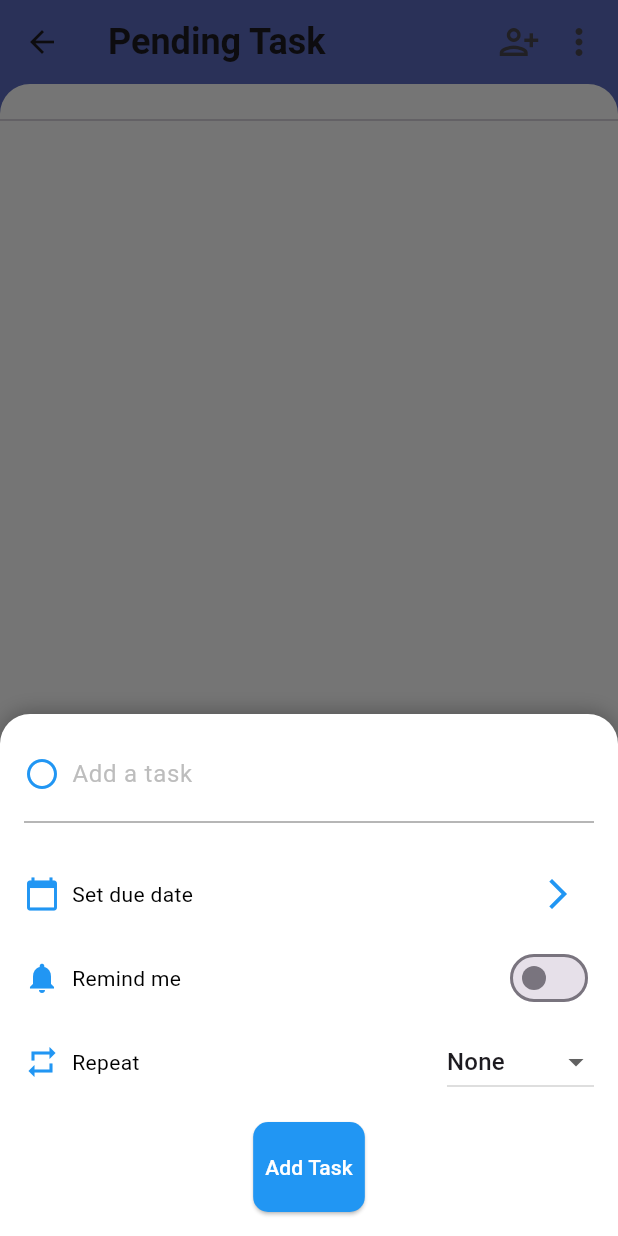
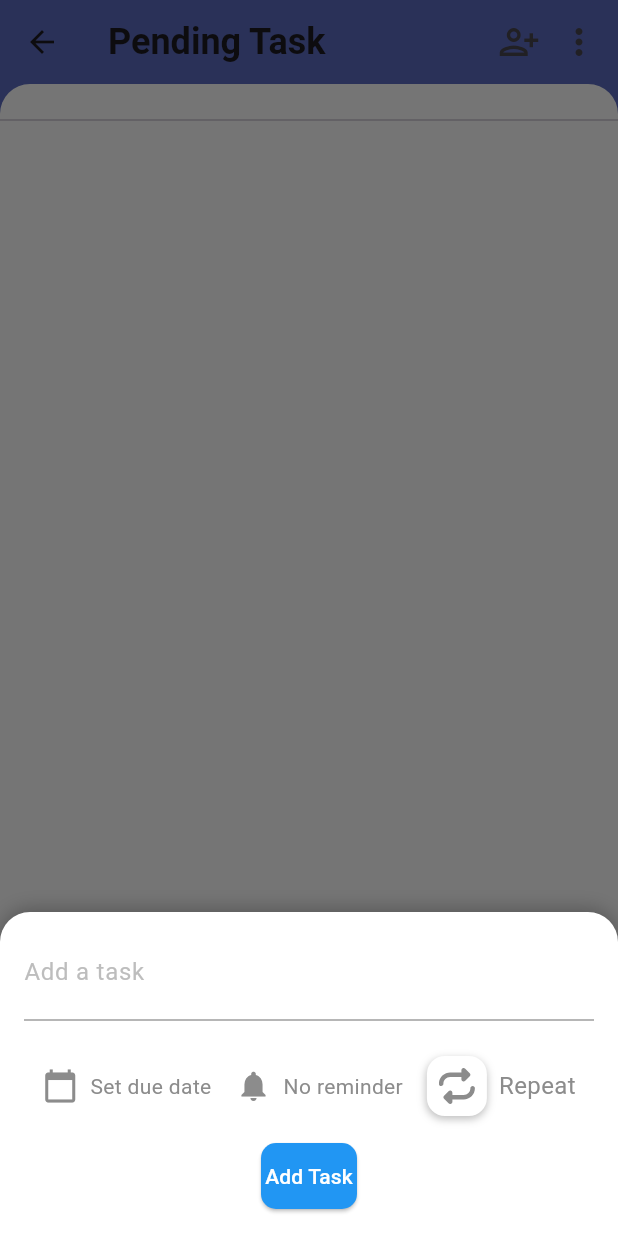
Before and after one commit to phtmyle/todo_list, a Flutter app: the screen it shows after launch, after a tap on the "add" icon, on a phone screen of 412 x 824 dp. Run offline on Flutter 3.47's test engine with Material 3 defaults, Android fonts, the phone set to English and light mode, and no system bars; our stand-ins replace flutter_local_notifications, flutter_svg, timezone.

Commit message:
add svg file

```diff
--- a/lib/views/todolist_view.dart
+++ b/lib/views/todolist_view.dart
@@ -1,4 +1,5 @@
 import 'package:flutter/material.dart';
+import 'package:flutter_svg/svg.dart';
 import 'package:todo_list/extensions/string_extensions.dart';
 import 'package:todo_list/services/notification_service.dart';
 
@@ -130,7 +131,9 @@ class TodoListViewState extends State<TodoListView>
                               // Toggle the completion state of the todo
                               _toggleTodoCompletion(todo);
                               ScaffoldMessenger.of(context).showSnackBar(
-                                SnackBar(content: Text("${todo.title} moved to completed")),
+                                SnackBar(
+                                    content: Text(
+                                        "${todo.title} moved to completed")),
                               );
                             },
                             background: Container(
@@ -154,10 +157,13 @@ class TodoListViewState extends State<TodoListView>
                                 begin: 0.8,
                                 end: 1.0,
                               ).animate(CurvedAnimation(
-                                parent: _animationControllers[todo.id] ?? AnimationController(
+                                parent: _animationControllers[todo.id] ??
+                                    AnimationController(
                                       vsync: this,
-                                  duration: const Duration(milliseconds: 300),
-                                )..forward(),
+                                      duration:
+                                          const Duration(milliseconds: 300),
+                                    )
+                                  ..forward(),
                                 curve: Curves.easeInOut,
                               )),
                               child: RotationTransition(
@@ -165,14 +171,18 @@ class TodoListViewState extends State<TodoListView>
                                   begin: 0.1,
                                   end: 0.0,
                                 ).animate(CurvedAnimation(
-                                  parent: _animationControllers[todo.id] ?? AnimationController(
+                                  parent: _animationControllers[todo.id] ??
+                                      AnimationController(
                                         vsync: this,
-                                    duration: const Duration(milliseconds: 300),
-                                  )..forward(),
+                                        duration:
+                                            const Duration(milliseconds: 300),
+                                      )
+                                    ..forward(),
                                   curve: Curves.easeInOut,
                                 )),
                                 child: Card(
-                                  margin: const EdgeInsets.symmetric(vertical: 8),
+                                  margin:
+                                      const EdgeInsets.symmetric(vertical: 8),
                                   child: ListTile(
                                     leading: GestureDetector(
                                       onTap: () => _toggleTodoCompletion(todo),
@@ -210,7 +220,8 @@ class TodoListViewState extends State<TodoListView>
                               GestureDetector(
                                 onTap: () {
                                   setState(() {
-                                    isCompletedTasksExpanded = !isCompletedTasksExpanded;
+                                    isCompletedTasksExpanded =
+                                        !isCompletedTasksExpanded;
                                   });
                                 },
                                 child: Row(
@@ -241,10 +252,14 @@ class TodoListViewState extends State<TodoListView>
                                         begin: 0.8,
                                         end: 1.0,
                                       ).animate(CurvedAnimation(
-                                        parent: _animationControllers[todo.id] ?? AnimationController(
+                                        parent:
+                                            _animationControllers[todo.id] ??
+                                                AnimationController(
                                                   vsync: this,
-                                          duration: const Duration(milliseconds: 300),
-                                        )..forward(),
+                                                  duration: const Duration(
+                                                      milliseconds: 300),
+                                                )
+                                              ..forward(),
                                         curve: Curves.easeInOut,
                                       )),
                                       child: RotationTransition(
@@ -252,14 +267,19 @@ class TodoListViewState extends State<TodoListView>
                                           begin: 0.1,
                                           end: 0.0,
                                         ).animate(CurvedAnimation(
-                                          parent: _animationControllers[todo.id] ?? AnimationController(
+                                          parent:
+                                              _animationControllers[todo.id] ??
+                                                  AnimationController(
                                                     vsync: this,
-                                            duration: const Duration(milliseconds: 300),
-                                          )..forward(),
+                                                    duration: const Duration(
+                                                        milliseconds: 300),
+                                                  )
+                                                ..forward(),
                                           curve: Curves.easeInOut,
                                         )),
                                         child: Card(
-                                          margin: const EdgeInsets.symmetric(vertical: 8),
+                                          margin: const EdgeInsets.symmetric(
+                                              vertical: 8),
                                           child: ListTile(
                                             leading: const Icon(
                                                 Icons.check_circle,
@@ -350,95 +370,43 @@ class _AddTodoBottomSheetState extends State<AddTodoBottomSheet> {
         ],
       ),
       padding: const EdgeInsets.all(16.0),
+      child: SingleChildScrollView(
         child: Column(
           mainAxisSize: MainAxisSize.min,
           children: [
-          Row(
-            children: [
-              const Icon(Icons.radio_button_unchecked, size: 24, color: Colors.blue),
-              const SizedBox(width: 8),
-              Expanded(
-                child: TextField(
-                  decoration: InputDecoration(
-                    hintText: 'Add a task',
-                    border: InputBorder.none,
-                    hintStyle: TextStyle(color: Colors.grey[400]),
-                  ),
-                  onChanged: (value) => title = value,
-                ),
-              ),
-            ],
-          ),
+            _TaskTitleField(onChanged: (value) => title = value),
             const Divider(thickness: 1, color: Colors.grey),
             const SizedBox(height: 16),
-          Row(
+            // Scrollable Row for Controls
+            SingleChildScrollView(
+              scrollDirection: Axis.horizontal,
+              child: Row(
                 mainAxisAlignment: MainAxisAlignment.spaceBetween,
                 children: [
-              const Row(
-                children: [
-                  Icon(Icons.calendar_today, size: 24, color: Colors.blue),
-                  SizedBox(width: 8),
-                  Text('Set due date',
-                      style: TextStyle(color: Colors.black)),
-                ],
+                  _DueDateControl(
+                    dueDate: dueDate,
+                    onTap: () => _selectDate(context),
                   ),
-              IconButton(
-                icon: const Icon(Icons.arrow_forward_ios, color: Colors.blue),
-                onPressed: () => _selectDate(context),
-              ),
-            ],
-          ),
-          const SizedBox(height: 8),
-          Row(
-            mainAxisAlignment: MainAxisAlignment.spaceBetween,
-            children: [
-              const Row(
-                children: [
-                  Icon(Icons.notifications, size: 24, color: Colors.blue),
-                  SizedBox(width: 8),
-                  Text('Remind me',
-                      style: TextStyle(color: Colors.black)),
-                ],
-              ),
-              Switch(
-                value: remindMe,
-                onChanged: (value) {
+                  const SizedBox(width: 16),
+                  _ReminderControl(
+                    remindMe: remindMe,
+                    onToggle: (value) {
                       setState(() {
                         remindMe = value;
                       });
                     },
-                activeColor: Colors.blue,
                   ),
-            ],
-          ),
-          const SizedBox(height: 8),
-          Row(
-            mainAxisAlignment: MainAxisAlignment.spaceBetween,
-            children: [
-              const Row(
-                children: [
-                  Icon(Icons.repeat, size: 24, color: Colors.blue),
-                  SizedBox(width: 8),
-                  Text('Repeat', style: TextStyle(color: Colors.black)),
-                ],
-              ),
-              DropdownButton<RepeatFrequency>(
-                value: repeat,
-                items: RepeatFrequency.values
-                    .map<DropdownMenuItem<RepeatFrequency>>(
-                        (RepeatFrequency value) {
-                  return DropdownMenuItem<RepeatFrequency>(
-                    value: value,
-                    child: Text(value.toString().split('.').last.capitalize()),
-                  );
-                }).toList(),
-                onChanged: (RepeatFrequency? newValue) {
+                  const SizedBox(width: 16),
+                  _RepeatControl(
+                    repeat: repeat,
+                    onChanged: (newValue) {
                       setState(() {
                         repeat = newValue!;
                       });
                     },
                   ),
                 ],
+              ),
             ),
             const SizedBox(height: 16),
             ElevatedButton(
@@ -456,13 +424,147 @@ class _AddTodoBottomSheetState extends State<AddTodoBottomSheet> {
                 ),
               ),
               child:
-                const Padding(
-                  padding: EdgeInsets.all(8.0),
-                  child: Text('Add Task', style: TextStyle(color: Colors.white)),
+                  const Text('Add Task', style: TextStyle(color: Colors.white)),
             ),
+          ],
+        ),
+      ),
+    );
+  }
+}
+
+// Task Title Field Widget
+class _TaskTitleField extends StatelessWidget {
+  final ValueChanged<String> onChanged;
+
+  const _TaskTitleField({Key? key, required this.onChanged}) : super(key: key);
+
+  @override
+  Widget build(BuildContext context) {
+    return Row(
+      children: [
+        Expanded(
+          child: TextField(
+            decoration: InputDecoration(
+              hintText: 'Add a task',
+              border: InputBorder.none,
+              hintStyle: TextStyle(color: Colors.grey[400]),
+            ),
+            onChanged: onChanged,
+          ),
+        ),
+      ],
+    );
+  }
+}
+
+// Due Date Control Widget
+class _DueDateControl extends StatelessWidget {
+  final DateTime? dueDate;
+  final VoidCallback onTap;
+
+  const _DueDateControl({Key? key, required this.dueDate, required this.onTap})
+      : super(key: key);
+
+  @override
+  Widget build(BuildContext context) {
+    return GestureDetector(
+      onTap: onTap,
+      child: Row(
+        children: [
+          const Icon(Icons.calendar_today, size: 24, color: Color(0xFF8C8C8C)),
+          const SizedBox(width: 8),
+          Text(
+            dueDate != null
+                ? '${dueDate!.toLocal()}'.split(' ')[0]
+                : 'Set due date',
+            style: TextStyle(
+                color:
+                    dueDate != null ? Colors.black : const Color(0xFF8C8C8C)),
           ),
         ],
       ),
     );
   }
 }
+
+// Reminder Control Widget
+class _ReminderControl extends StatelessWidget {
+  final bool remindMe;
+  final ValueChanged<bool> onToggle;
+
+  const _ReminderControl(
+      {Key? key, required this.remindMe, required this.onToggle})
+      : super(key: key);
+
+  @override
+  Widget build(BuildContext context) {
+    return GestureDetector(
+      onTap: () => onToggle(!remindMe),
+      child: Row(
+        children: [
+          const Icon(Icons.notifications, size: 24, color: Color(0xFF8C8C8C)),
+          const SizedBox(width: 8),
+          Text(
+            remindMe ? 'Remind me' : 'No reminder',
+            style: TextStyle(
+                color: remindMe ? Colors.black : const Color(0xFF8C8C8C)),
+          ),
+        ],
+      ),
+    );
+  }
+}
+
+// Repeat Control Widget
+class _RepeatControl extends StatelessWidget {
+  final RepeatFrequency repeat;
+  final ValueChanged<RepeatFrequency?> onChanged;
+
+  const _RepeatControl(
+      {super.key, required this.repeat, required this.onChanged});
+
+  @override
+  Widget build(BuildContext context) {
+    return GestureDetector(
+      onTap: () {
+        // Open a dialog or dropdown to select repeat frequency
+        // This can be customized as per your requirement
+      },
+      child: Row(
+        children: [
+          Container(
+            padding: const EdgeInsets.all(8.0), // Padding around the icon
+            decoration: BoxDecoration(
+              color: Colors.white, // Background color
+              borderRadius: BorderRadius.circular(12), // Rounded corners
+              boxShadow: const [
+                BoxShadow(
+                  color: Colors.black26,
+                  blurRadius: 4,
+                  offset: Offset(0, 2),
+                ),
+              ],
+            ),
+            child: SvgPicture.asset(
+              'assets/icons/repeat_solid.svg', // Path to your SVG file
+              color: const Color(0xFF8C8C8C),
+              // Set the color to match other controls
+              height: 24,
+              // Adjust height as needed
+              width: 24, // Adjust width as needed
+            ),
+          ),
+          const SizedBox(width: 8),
+          Text(
+            repeat == RepeatFrequency.none
+                ? 'Repeat'
+                : repeat.toString().split('.').last.capitalize(),
+            style: const TextStyle(
+                color: Color(0xFF8C8C8C), fontSize: 16), // Adjusted font size
+          ),
+        ],
+      ),
+    );
+  }
+}
--- a/pubspec.yaml
+++ b/pubspec.yaml
@@ -40,6 +40,7 @@ dependencies:
   uuid: ^4.5.1
   provider: ^6.1.2
   clock: ^1.1.1
+  flutter_svg: ^2.0.13
 
 
 dev_dependencies:
@@ -68,6 +69,9 @@ flutter:
   # assets:
   #   - images/a_dot_burr.jpeg
   #   - images/a_dot_ham.jpeg
+  assets:
+      - assets/icons/
+
 
   # An image asset can refer to one or more resolution-specific "variants", see
   # https://flutter.dev/to/resolution-aware-images
```
Also changed, not shown: assets/icons/repeat_solid.svg (added), pubspec.lock. Lines whose indentation alone changed are shown as unchanged.
